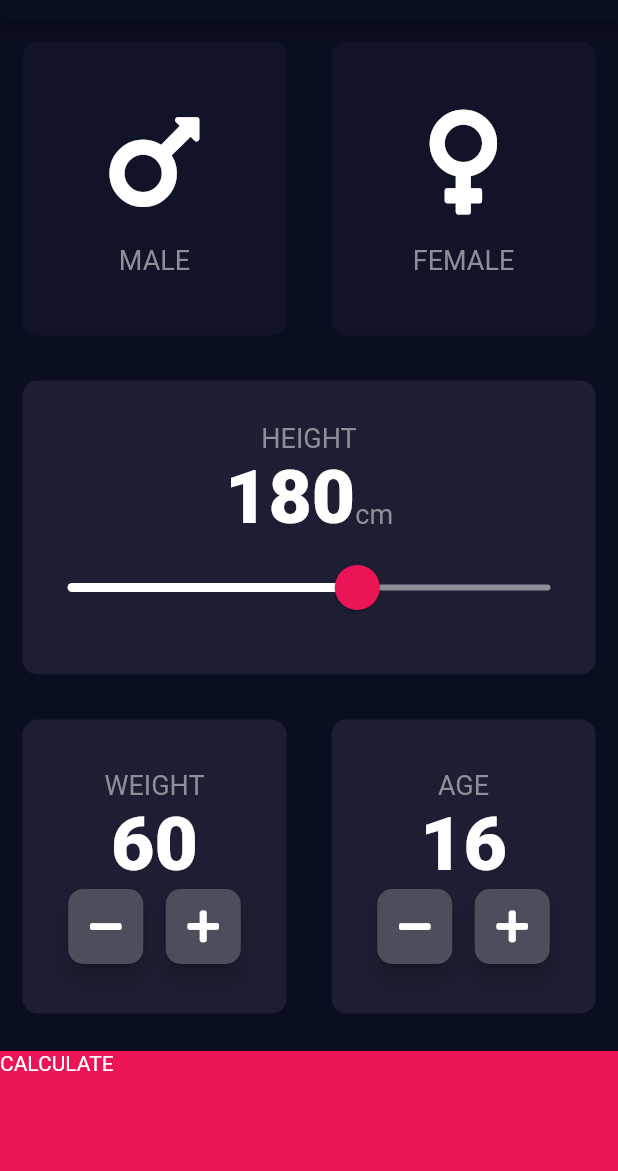
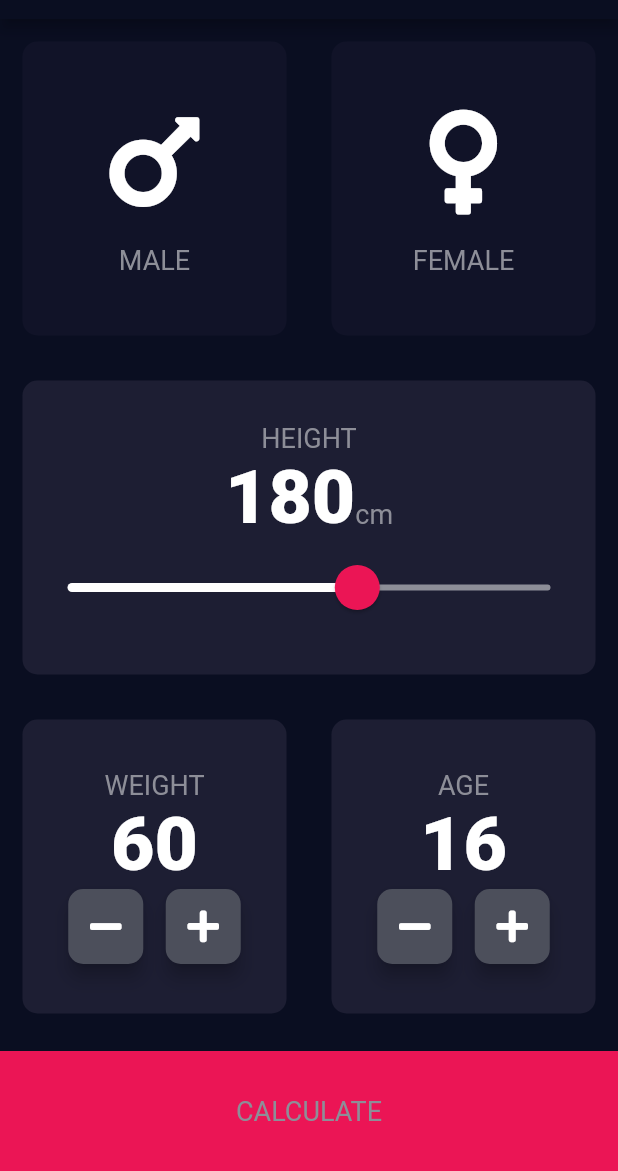
Before and after one commit to QwequSandies/bmi_calculator, a Flutter app: the screen it shows after launch, on a phone screen of 412 x 824 dp, the part 65-1236 px from its top. Run offline on Flutter 3.47's test engine with Material 2 defaults, Android fonts, the phone set to English and light mode, and no system bars; our stand-ins replace font_awesome_flutter.

Commit message:
Update input.dart

```diff
--- a/lib/input.dart
+++ b/lib/input.dart
@@ -220,7 +220,12 @@ class _InputPageState extends State<InputPage> {
                 );
               },
               child: Container(
-                child: Text('CALCULATE'),
+                child: Center(
+                  child: Text(
+                    'CALCULATE',
+                    style: LabelTextStyle,
+                  ),
+                ),
                 color: bottomContainerColor,
                 margin: EdgeInsets.only(top: 10),
                 width: double.infinity,
```
